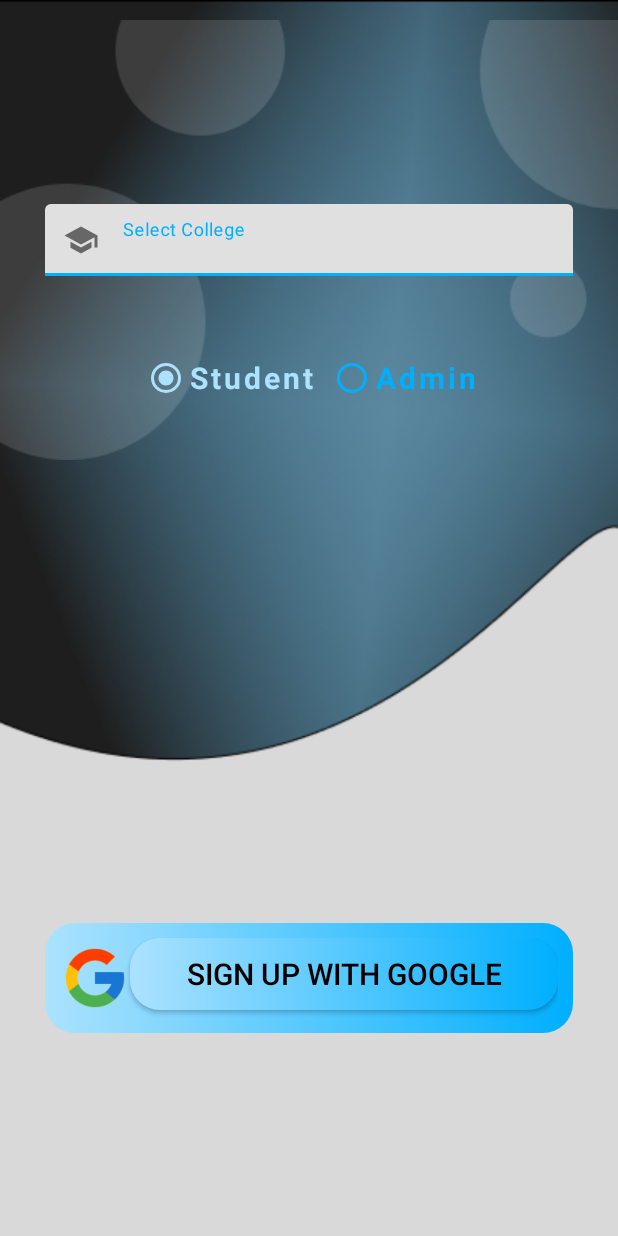
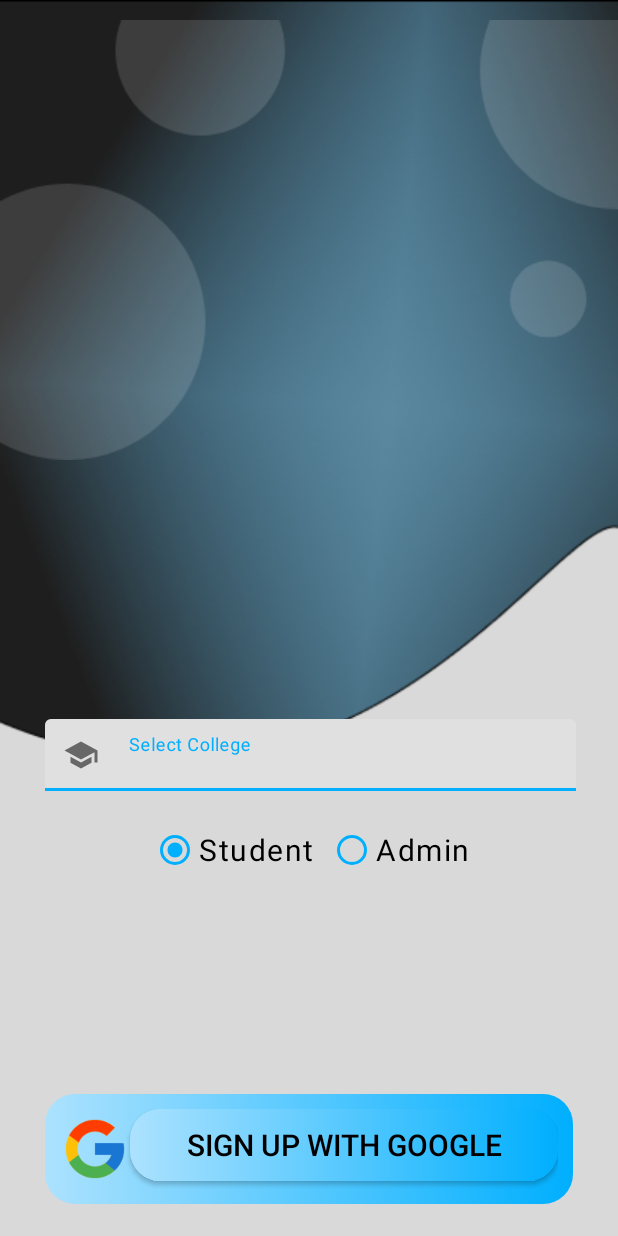
Before and after one commit to mrshrivastava/Placement-Cell-App, an Android app: the layout activity_sign_in.xml on its own in the app's theme, with its tools: preview values and no code run, on a phone screen of 412 x 824 dp. Run offline under Robolectric (Android 15) with nearby library versions, the phone set to English and light mode, and no system bars.

Commit message:
sign in page edited

```diff
--- a/app/build.gradle
+++ b/app/build.gradle
@@ -53,8 +53,9 @@ dependencies {
     implementation 'de.hdodenhof:circleimageview:3.1.0'
     implementation 'com.squareup.picasso:picasso:2.71828'
     implementation 'com.google.firebase:firebase-storage:20.0.1'
-    implementation 'com.google.firebase:firebase-messaging:23.0.3'
-    implementation 'com.google.firebase:firebase-firestore:24.4.1'
+    implementation 'com.google.firebase:firebase-messaging:23.1.2'
+    implementation 'com.google.firebase:firebase-firestore:24.6.1'
+    implementation 'com.google.ar.sceneform:filament-android:1.17.1'
 
     testImplementation 'junit:junit:4.13.2'
     androidTestImplementation 'androidx.test.ext:junit:1.1.4'
--- /dev/null
+++ b/app/src/main/res/drawable/round_arrow_drop_down_24.xml
@@ -0,0 +1,5 @@
+<vector android:height="24dp" android:tint="#000000"
+    android:viewportHeight="24" android:viewportWidth="24"
+    android:width="24dp" xmlns:android="http://schemas.android.com/apk/res/android">
+    <path android:fillColor="@android:color/white" android:pathData="M8.71,11.71l2.59,2.59c0.39,0.39 1.02,0.39 1.41,0l2.59,-2.59c0.63,-0.63 0.18,-1.71 -0.71,-1.71H9.41c-0.89,0 -1.33,1.08 -0.7,1.71z"/>
+</vector>
--- a/app/src/main/res/layout/activity_sign_in.xml
+++ b/app/src/main/res/layout/activity_sign_in.xml
@@ -27,34 +27,63 @@
             app:layout_constraintHorizontal_bias="0.0"
             app:layout_constraintStart_toStartOf="parent"
             app:layout_constraintTop_toTopOf="parent"
-            app:layout_constraintVertical_bias="0.0" />
+            app:layout_constraintVertical_bias="1.0" />
+
+
+    </androidx.constraintlayout.widget.ConstraintLayout>
+
+    <LinearLayout
+        android:layout_width="414dp"
+        android:layout_height="236dp"
+        android:orientation="vertical"
+        app:layout_constraintBottom_toBottomOf="parent"
+        app:layout_constraintEnd_toEndOf="parent"
+        app:layout_constraintHorizontal_bias="0.666"
+        app:layout_constraintStart_toStartOf="parent"
+        app:layout_constraintTop_toTopOf="@+id/linearLayout"
+        app:layout_constraintVertical_bias="0.806">
 
         <com.google.android.material.textfield.TextInputLayout
             android:id="@+id/textInputLayout"
             android:layout_width="match_parent"
             android:layout_height="wrap_content"
-            android:layout_margin="30dp"
-            app:startIconDrawable="@drawable/baseline_school_24"
+            android:layout_marginLeft="30dp"
+            android:layout_marginRight="30dp"
+
             android:hint="@string/select"
+            android:paddingTop="5dp"
+            android:textColorHint="#808080"
+            android:theme="@style/LoginTextInputLayoutStyle"
             app:layout_constraintBottom_toBottomOf="@+id/imageView2"
+
             app:layout_constraintEnd_toEndOf="parent"
             app:layout_constraintStart_toStartOf="parent"
-            app:layout_constraintTop_toTopOf="parent">
+            app:layout_constraintTop_toTopOf="parent"
+
+            app:startIconDrawable="@drawable/baseline_school_24">
 
             <AutoCompleteTextView
+
                 android:id="@+id/auto_complete_txt"
+
                 android:layout_width="match_parent"
                 android:layout_height="wrap_content"
-                android:inputType="none"></AutoCompleteTextView>
+                android:inputType="none"
+                android:textSize="20sp">
+
+            </AutoCompleteTextView>
 
         </com.google.android.material.textfield.TextInputLayout>
 
         <RadioGroup
+            android:layout_gravity="center"
             android:id="@+id/radiogroup"
             android:layout_width="wrap_content"
             android:layout_height="wrap_content"
+
+            android:layout_marginTop="15dp"
+            android:layout_marginBottom="15dp"
             android:orientation="horizontal"
-
             app:layout_constraintBottom_toBottomOf="parent"
             app:layout_constraintEnd_toEndOf="parent"
             app:layout_constraintStart_toStartOf="parent"
@@ -64,55 +93,57 @@
                 android:id="@+id/student"
                 android:layout_width="wrap_content"
                 android:layout_height="wrap_content"
+                android:buttonTint="#00affe"
                 android:checked="true"
-                android:textSize="20sp"
-                android:textStyle="bold"
-                android:letterSpacing="0.1"
-                android:textColor="#ace2fe"
-                android:buttonTint="#ace2fe"
+
+                android:letterSpacing="0.05"
                 android:onClick="checkButton"
-                android:text="Student" />
+                android:text="Student"
+                android:textColor="@color/black"
+                android:textSize="20sp" />
 
             <RadioButton
                 android:id="@+id/admin"
+                android:layout_width="wrap_content"
+                android:layout_height="wrap_content"
                 android:layout_marginLeft="10dp"
                 android:buttonTint="#00affe"
-                android:textSize="20sp"
-                android:textStyle="bold"
-                android:letterSpacing="0.1"
-                android:textColor="#00affe"
-                android:layout_width="wrap_content"
-                android:layout_height="wrap_content"
+                android:letterSpacing="0.05"
                 android:onClick="checkButton"
-                android:text="Admin" />
+                android:text="Admin"
+                android:textColor="@color/black"
+                android:textSize="20sp" />
         </RadioGroup>
 
-    </androidx.constraintlayout.widget.ConstraintLayout>
+
+
+    </LinearLayout>
     <LinearLayout
         android:layout_width="match_parent"
         android:layout_height="73dp"
         android:layout_marginLeft="30dp"
         android:layout_marginRight="30dp"
+        android:layout_marginBottom="20dp"
         android:background="@drawable/button_background"
+        android:orientation="horizontal"
+
         app:layout_constraintBottom_toBottomOf="parent"
         app:layout_constraintEnd_toEndOf="parent"
         app:layout_constraintStart_toStartOf="parent"
-        android:orientation="horizontal"
         app:layout_constraintTop_toTopOf="parent"
-        app:layout_constraintVertical_bias="0.82">
+        app:layout_constraintVertical_bias="0.998">
 
         <ImageView
             android:layout_width="50dp"
 
             android:layout_height="wrap_content"
-            android:src="@drawable/google"
-            android:layout_weight="0.1"/>
+            android:layout_weight="0.1"
+            android:src="@drawable/google" />
 
         <androidx.appcompat.widget.AppCompatButton
             android:id="@+id/signin"
             android:layout_width="324dp"
             android:layout_height="wrap_content"
-
 
 
             android:layout_weight="1"
@@ -129,7 +160,7 @@
     </LinearLayout>
 
 
-<!--    <androidx.appcompat.widget.AppCompatButton-->
+    <!--    <androidx.appcompat.widget.AppCompatButton-->
 <!--        android:id="@+id/signin"-->
 <!--        android:layout_width="323dp"-->
 <!--        android:layout_height="73dp"-->
--- a/app/src/main/res/layout/dropdownmenu.xml
+++ b/app/src/main/res/layout/dropdownmenu.xml
@@ -1,5 +1,5 @@
 <?xml version="1.0" encoding="utf-8"?>
-<TextView xmlns:android="http://schemas.android.com/apk/res/android"
+    <TextView  xmlns:android="http://schemas.android.com/apk/res/android"
         android:layout_width="match_parent"
         android:layout_height="wrap_content"
         android:text="Text View"
@@ -8,7 +8,9 @@
         android:textColor="@color/black"
         android:padding="16dp"
         android:ellipsize="end"
+        android:layout_marginBottom="20dp"
         android:maxLines="1"
         android:textAppearance="?attr/textAppearanceSubtitle1">
 
+
     </TextView>
--- a/app/src/main/res/values/themes.xml
+++ b/app/src/main/res/values/themes.xml
@@ -13,4 +13,7 @@
         <item name="android:statusBarColor" tools:targetApi="l">?attr/colorPrimaryVariant</item>
         <!-- Customize your theme here. -->
     </style>
+    <style name="LoginTextInputLayoutStyle" parent="Widget.MaterialComponents.TextInputLayout.OutlinedBox.Dense">
+        <item name="colorAccent">#00affe</item>
+    </style>
 </resources>
```
Lines whose indentation alone changed are shown as unchanged.
